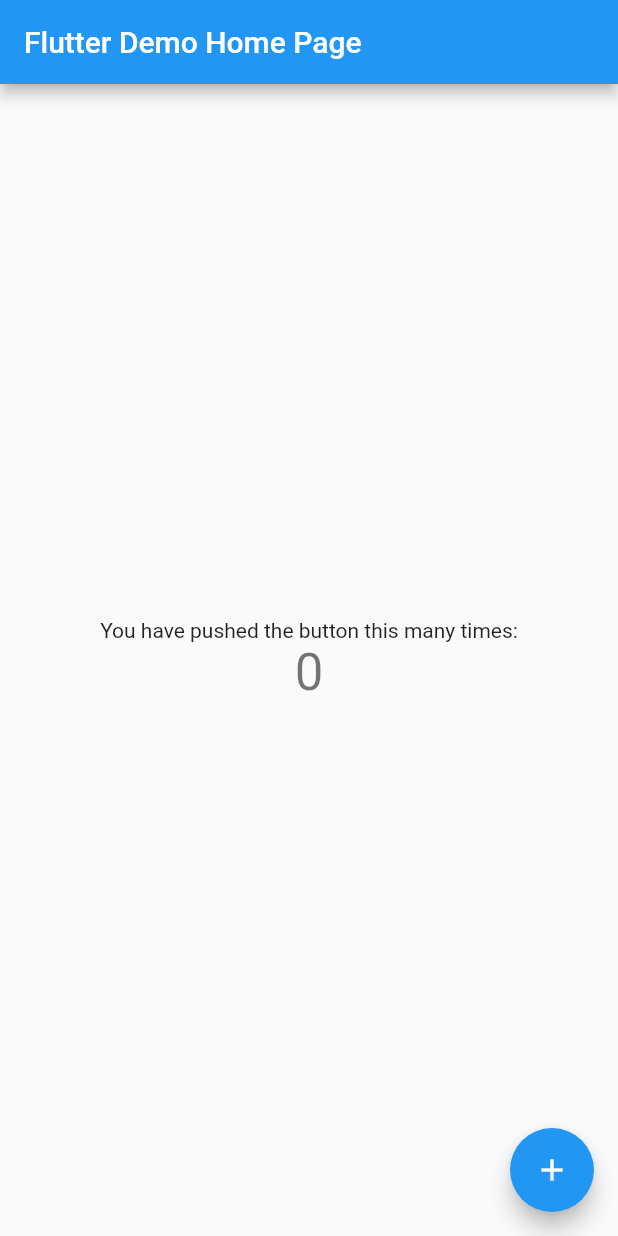
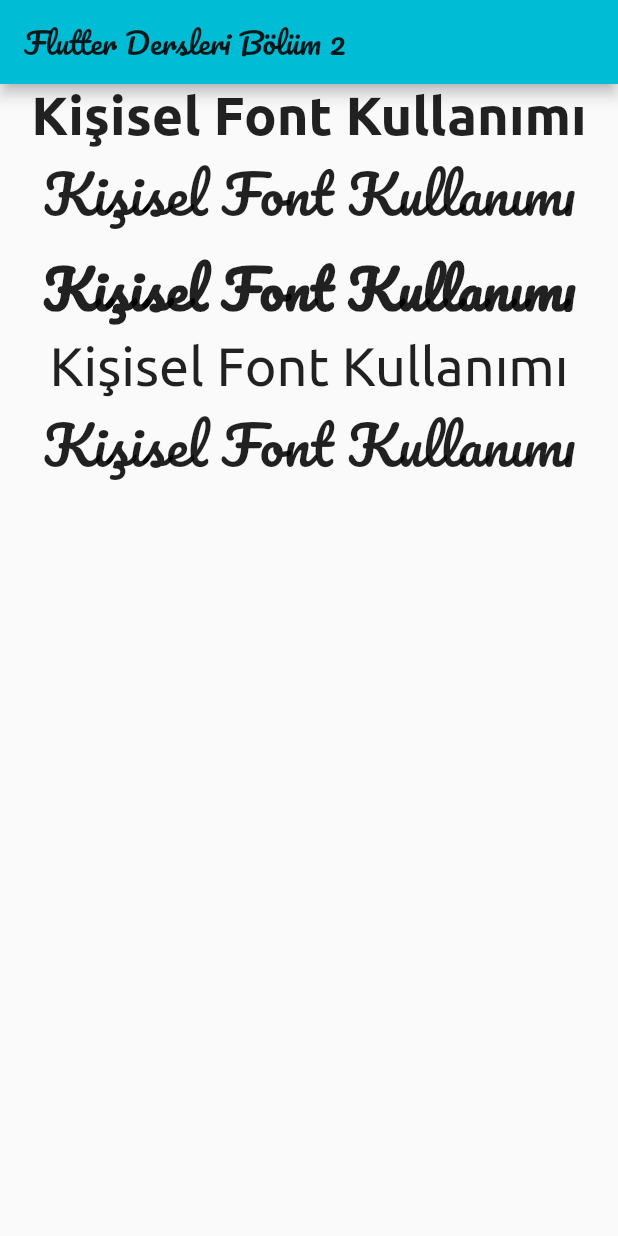
Before and after one commit to ibrahimuzul/flutter_dersleri_bolum2, a Flutter app: the screen it shows after launch, on a phone screen of 412 x 824 dp. Run offline on Flutter 3.47's test engine with Material 2 defaults, Android fonts, the phone set to English and light mode, and no system bars.

Commit message:
104. Custom Font Kullanımı

```diff
--- a/lib/main.dart
+++ b/lib/main.dart
@@ -1,117 +1,79 @@
 import 'package:flutter/material.dart';
 
-void main() {
-  runApp(MyApp());
-}
+void main() => runApp(FlutterDersleri());
 
-class MyApp extends StatelessWidget {
-  // This widget is the root of your application.
+class FlutterDersleri extends StatelessWidget {
   @override
   Widget build(BuildContext context) {
     return MaterialApp(
-      title: 'Flutter Demo',
+      debugShowCheckedModeBanner: false,
+      title: 'Flutter Dersleri',
       theme: ThemeData(
-        // This is the theme of your application.
-        //
-        // Try running your application with "flutter run". You'll see the
-        // application has a blue toolbar. Then, without quitting the app, try
-        // changing the primarySwatch below to Colors.green and then invoke
-        // "hot reload" (press "r" in the console where you ran "flutter run",
-        // or simply save your changes to "hot reload" in a Flutter IDE).
-        // Notice that the counter didn't reset back to zero; the application
-        // is not restarted.
-        primarySwatch: Colors.blue,
-        // This makes the visual density adapt to the platform that you run
-        // the app on. For desktop platforms, the controls will be smaller and
-        // closer together (more dense) than on mobile platforms.
-        visualDensity: VisualDensity.adaptivePlatformDensity,
-      ),
-      home: MyHomePage(title: 'Flutter Demo Home Page'),
+          //fontFamily: 'Genel',
+          fontFamily: 'ElYazisi',
+          primarySwatch: Colors.cyan, accentColor: Colors.orangeAccent),
+      home: MyHomePage(),
     );
   }
 }
 
-class MyHomePage extends StatefulWidget {
-  MyHomePage({Key key, this.title}) : super(key: key);
-
-  // This widget is the home page of your application. It is stateful, meaning
-  // that it has a State object (defined below) that contains fields that affect
-  // how it looks.
-
-  // This class is the configuration for the state. It holds the values (in this
-  // case the title) provided by the parent (in this case the App widget) and
-  // used by the build method of the State. Fields in a Widget subclass are
-  // always marked "final".
-
-  final String title;
-
-  @override
-  _MyHomePageState createState() => _MyHomePageState();
-}
-
-class _MyHomePageState extends State<MyHomePage> {
-  int _counter = 0;
-
-  void _incrementCounter() {
-    setState(() {
-      // This call to setState tells the Flutter framework that something has
-      // changed in this State, which causes it to rerun the build method below
-      // so that the display can reflect the updated values. If we changed
-      // _counter without calling setState(), then the build method would not be
-      // called again, and so nothing would appear to happen.
-      _counter++;
-    });
-  }
-
+class MyHomePage extends StatelessWidget {
   @override
   Widget build(BuildContext context) {
-    // This method is rerun every time setState is called, for instance as done
-    // by the _incrementCounter method above.
-    //
-    // The Flutter framework has been optimized to make rerunning build methods
-    // fast, so that you can just rebuild anything that needs updating rather
-    // than having to individually change instances of widgets.
     return Scaffold(
-      appBar: AppBar(
-        // Here we take the value from the MyHomePage object that was created by
-        // the App.build method, and use it to set our appbar title.
-        title: Text(widget.title),
-      ),
-      body: Center(
-        // Center is a layout widget. It takes a single child and positions it
-        // in the middle of the parent.
-        child: Column(
-          // Column is also a layout widget. It takes a list of children and
-          // arranges them vertically. By default, it sizes itself to fit its
-          // children horizontally, and tries to be as tall as its parent.
-          //
-          // Invoke "debug painting" (press "p" in the console, choose the
-          // "Toggle Debug Paint" action from the Flutter Inspector in Android
-          // Studio, or the "Toggle Debug Paint" command in Visual Studio Code)
-          // to see the wireframe for each widget.
-          //
-          // Column has various properties to control how it sizes itself and
-          // how it positions its children. Here we use mainAxisAlignment to
-          // center the children vertically; the main axis here is the vertical
-          // axis because Columns are vertical (the cross axis would be
-          // horizontal).
-          mainAxisAlignment: MainAxisAlignment.center,
+        appBar: AppBar(
+          title: Text("Flutter Dersleri Bölüm 2"),
+        ),
+        body: Column(
           children: <Widget>[
-            Text(
-              'You have pushed the button this many times:',
+            Center(
+              child: Text(
+                "Kişisel Font Kullanımı",
+                style: TextStyle(
+                  fontFamily: 'Genel',
+                  fontSize: 36,
+                  fontWeight: FontWeight.w700,
+                ),
+              ),
             ),
-            Text(
-              '$_counter',
-              style: Theme.of(context).textTheme.headline4,
+            Center(
+              child: Text(
+                "Kişisel Font Kullanımı",
+                style: TextStyle(
+                  fontFamily: 'ElYazisi',
+                  fontSize: 36,
+                ),
+              ),
+            ),
+            Center(
+              child: Text(
+                "Kişisel Font Kullanımı",
+                style: TextStyle(
+                  //fontFamily: 'Genel',
+                  fontSize: 36,
+                  fontWeight: FontWeight.w700,
+                ),
+              ),
+            ),
+            Center(
+              child: Text(
+                "Kişisel Font Kullanımı",
+                style: TextStyle(
+                  fontFamily: 'Genel',
+                  fontSize: 36,
+                ),
+              ),
+            ),
+
+            Center(
+              child: Text(
+                "Kişisel Font Kullanımı",
+                style: TextStyle(
+                  fontSize: 36,
+                ),
+              ),
             ),
           ],
-        ),
-      ),
-      floatingActionButton: FloatingActionButton(
-        onPressed: _incrementCounter,
-        tooltip: 'Increment',
-        child: Icon(Icons.add),
-      ), // This trailing comma makes auto-formatting nicer for build methods.
-    );
+        ));
   }
 }
```
Also changed, not shown: pubspec.yaml (+10 -0 lines), assets/fonts/Pacifico-Regular.ttf (added), assets/fonts/Ubuntu-Bold.ttf (added), assets/fonts/Ubuntu-Regular.ttf (added).
